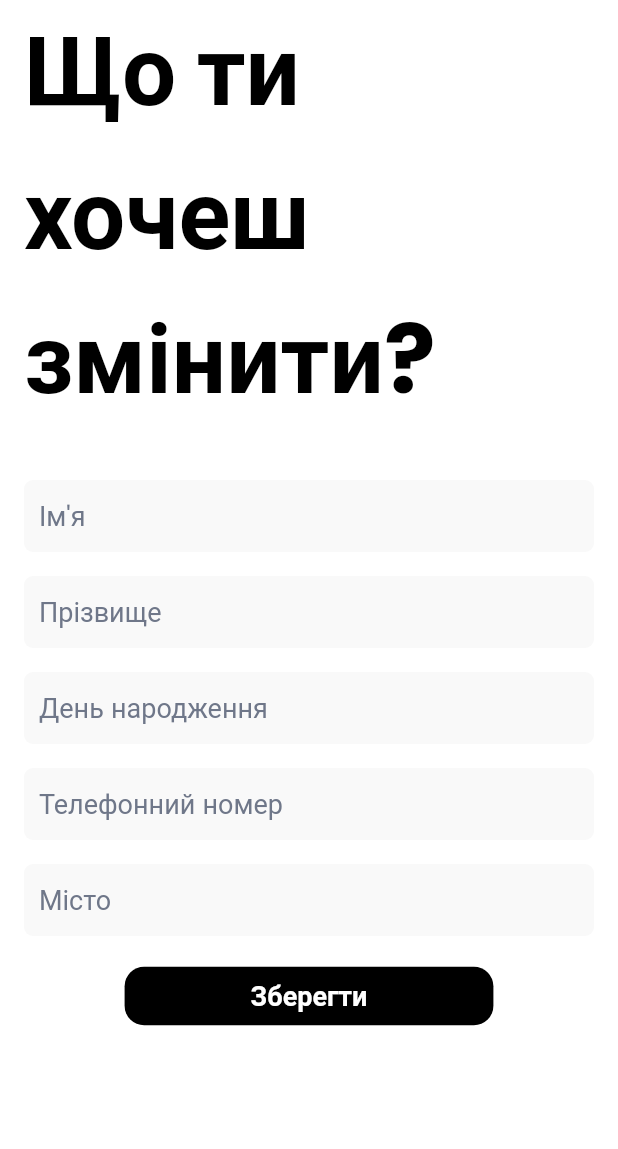
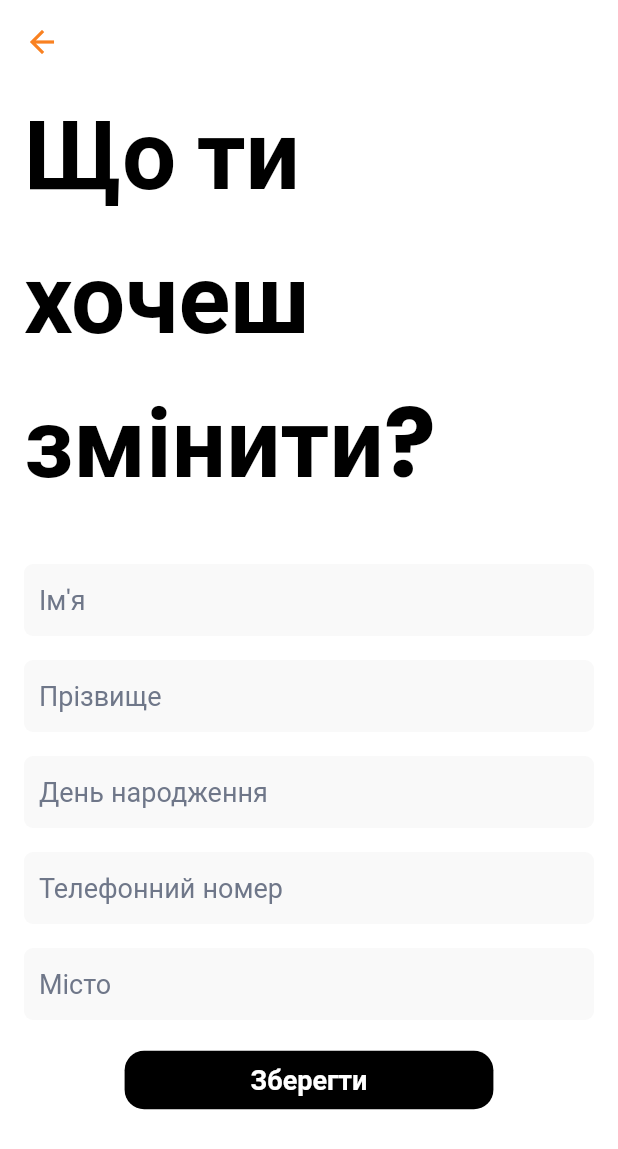
Before and after one commit to RealMcKing/EmploymentCenterSupport, a Flutter app: the UserEditorScreen screen opened by its route, on a phone screen of 412 x 824 dp. Shown: the top 1149 px of the screen. Run offline on Flutter 3.47's test engine with Material 2 defaults, Android fonts, the phone set to English and light mode, and no system bars; our stand-ins replace cloud_firestore, firebase_auth, firebase_core, flutter_svg, google_sign_in; accounts and stored records are empty; network calls fail.

```diff
--- a/lib/ui/screens/information_support/information_support_screen.dart
+++ b/lib/ui/screens/information_support/information_support_screen.dart
@@ -263,7 +263,8 @@ class _InformationExpansionTileWidget extends StatelessWidget {
       child: Row(
         mainAxisAlignment: MainAxisAlignment.spaceBetween,
         children: [
-          Column(
+          Expanded(
+            child: Column(
               crossAxisAlignment: CrossAxisAlignment.start,
               children: [
                 Text(
@@ -283,6 +284,7 @@ class _InformationExpansionTileWidget extends StatelessWidget {
                   ),
                 ),
               ],
+            ),
           ),
           FloatingActionButton(
             backgroundColor: Colors.black,
--- a/lib/ui/screens/user_editor/user_editor_screen.dart
+++ b/lib/ui/screens/user_editor/user_editor_screen.dart
@@ -11,6 +11,18 @@ class UserEditorScreen extends StatelessWidget {
     final model = context.read<UserEditorViewModel>();
     return Scaffold(
       backgroundColor: const Color(0xFFFFFFFF),
+      appBar: AppBar(
+        elevation: 0,
+        systemOverlayStyle: const SystemUiOverlayStyle(
+          statusBarColor: Color(0xFFFFFFFF),
+          statusBarIconBrightness: Brightness.dark,
+          statusBarBrightness: Brightness.dark,
+        ),
+        backgroundColor: const Color(0xFFFFFFFF),
+        iconTheme: const IconThemeData(
+          color: Color(0xFFF98121),
+        ),
+      ),
       body: SingleChildScrollView(
         physics: const BouncingScrollPhysics(),
         padding: const EdgeInsets.symmetric(horizontal: 16.0),
@@ -123,7 +135,7 @@ class UserEditorScreen extends StatelessWidget {
             ),
             const SizedBox(height: 16.0),
             TextFormField(
-              controller:  model.birthdayController,
+              controller: model.birthdayController,
               autocorrect: false,
               enableSuggestions: false,
               textCapitalization: TextCapitalization.none,
```
Also changed, not shown: lib/ui/screens/auth/auth_model.dart (+7 -5 lines). Lines whose indentation alone changed are shown as unchanged.
